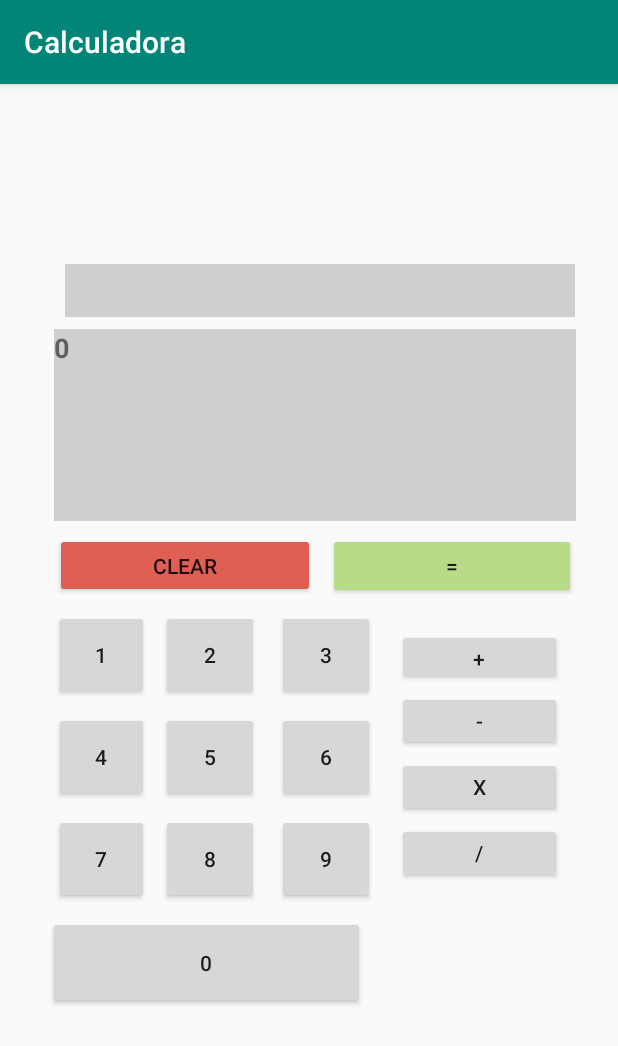
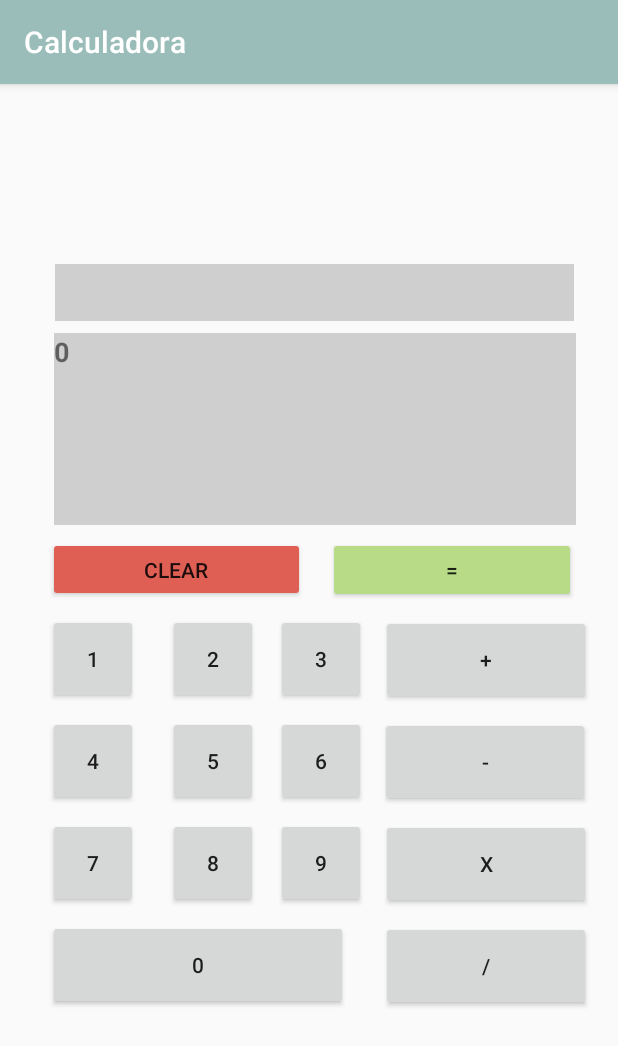
Before and after one commit to eduardoschneider/calculator-android, an Android app: the screen it shows after launch (MainActivity), on a phone screen of 412 x 824 dp. Shown: the top 1046 px of the screen. Run offline under Robolectric (Android 15) with nearby library versions, the phone set to English and light mode, and no system bars.

```diff
--- a/Calculadora/app/src/main/res/layout/activity_main.xml
+++ b/Calculadora/app/src/main/res/layout/activity_main.xml
@@ -8,87 +8,87 @@
 
     <Button
         android:id="@+id/button20"
-        android:layout_width="110dp"
-        android:layout_height="37dp"
+        android:layout_width="140dp"
+        android:layout_height="60dp"
         android:layout_marginStart="8dp"
-        android:layout_marginTop="20dp"
+        android:layout_marginTop="8dp"
         android:layout_marginEnd="8dp"
+        android:onClick="primeiroPasso"
         android:text="+"
-        android:onClick="primeiroPasso"
         app:layout_constraintEnd_toEndOf="parent"
-        app:layout_constraintHorizontal_bias="0.194"
+        app:layout_constraintHorizontal_bias="0.147"
         app:layout_constraintStart_toEndOf="@+id/button14"
         app:layout_constraintTop_toBottomOf="@+id/button21" />
 
     <Button
         android:id="@+id/button17"
-        android:layout_width="110dp"
-        android:layout_height="40dp"
+        android:layout_width="140dp"
+        android:layout_height="60dp"
         android:layout_marginStart="8dp"
-        android:layout_marginTop="4dp"
+        android:layout_marginTop="8dp"
         android:layout_marginEnd="8dp"
+        android:onClick="primeiroPasso"
         android:text="-"
-        android:onClick="primeiroPasso"
         app:layout_constraintEnd_toEndOf="parent"
-        app:layout_constraintHorizontal_bias="0.194"
+        app:layout_constraintHorizontal_bias="0.108"
         app:layout_constraintStart_toEndOf="@+id/button8"
         app:layout_constraintTop_toBottomOf="@+id/button20" />
 
     <Button
         android:id="@+id/button19"
-        android:layout_width="110dp"
-        android:layout_height="40dp"
+        android:layout_width="140dp"
+        android:layout_height="60dp"
         android:layout_marginStart="8dp"
-        android:layout_marginTop="4dp"
+        android:layout_marginTop="8dp"
         android:layout_marginEnd="8dp"
+        android:onClick="primeiroPasso"
         android:text="x"
-        android:onClick="primeiroPasso"
         app:layout_constraintEnd_toEndOf="parent"
-        app:layout_constraintHorizontal_bias="0.194"
+        app:layout_constraintHorizontal_bias="0.148"
         app:layout_constraintStart_toEndOf="@+id/button8"
         app:layout_constraintTop_toBottomOf="@+id/button17" />
 
     <Button
         android:id="@+id/button18"
-        android:layout_width="110dp"
-        android:layout_height="40dp"
+        android:layout_width="140dp"
+        android:layout_height="60dp"
         android:layout_marginStart="8dp"
-        android:layout_marginTop="4dp"
+        android:layout_marginTop="8dp"
         android:layout_marginEnd="8dp"
+        android:onClick="primeiroPasso"
         android:text="/"
-        android:onClick="primeiroPasso"
         app:layout_constraintEnd_toEndOf="parent"
-        app:layout_constraintHorizontal_bias="0.194"
+        app:layout_constraintHorizontal_bias="0.176"
         app:layout_constraintStart_toEndOf="@+id/button10"
         app:layout_constraintTop_toBottomOf="@+id/button19" />
 
     <Button
         android:id="@+id/button11"
-        android:layout_width="63dp"
+        android:layout_width="60dp"
         android:layout_height="60dp"
-        android:layout_marginStart="36dp"
+        android:layout_marginStart="32dp"
         android:layout_marginTop="8dp"
+        android:onClick="addToScreen"
         android:text="1"
-        android:onClick="addToScreen"
         app:layout_constraintStart_toStartOf="parent"
         app:layout_constraintTop_toBottomOf="@+id/button22" />
 
     <Button
         android:id="@+id/button10"
-        android:layout_width="65dp"
+        android:layout_width="60dp"
         android:layout_height="60dp"
         android:layout_marginStart="12dp"
         android:layout_marginTop="8dp"
+        android:onClick="addToScreen"
         android:text="9"
-        android:onClick="addToScreen"
         app:layout_constraintStart_toEndOf="@+id/button9"
         app:layout_constraintTop_toBottomOf="@+id/button8" />
 
     <Button
         android:id="@+id/button9"
-        android:layout_width="65dp"
+        android:layout_width="60dp"
         android:layout_height="60dp"
-        android:layout_marginStart="8dp"
+        android:layout_marginStart="20dp"
         android:layout_marginTop="8dp"
         android:onClick="addToScreen"
         android:text="8"
@@ -97,19 +97,19 @@
 
     <Button
         android:id="@+id/button8"
-        android:layout_width="65dp"
+        android:layout_width="60dp"
         android:layout_height="60dp"
         android:layout_marginStart="12dp"
         android:layout_marginTop="8dp"
+        android:onClick="addToScreen"
         android:text="6"
-        android:onClick="addToScreen"
         app:layout_constraintStart_toEndOf="@+id/button6"
         app:layout_constraintTop_toBottomOf="@+id/button14" />
 
     <Button
         android:id="@+id/button7"
-        android:layout_width="211dp"
-        android:layout_height="62dp"
+        android:layout_width="200dp"
+        android:layout_height="60dp"
         android:layout_marginStart="32dp"
         android:layout_marginTop="8dp"
         android:onClick="addToScreen"
@@ -119,9 +119,9 @@
 
     <Button
         android:id="@+id/button3"
-        android:layout_width="63dp"
+        android:layout_width="60dp"
         android:layout_height="60dp"
-        android:layout_marginStart="36dp"
+        android:layout_marginStart="32dp"
         android:layout_marginTop="8dp"
         android:onClick="addToScreen"
         android:text="7"
@@ -130,12 +130,12 @@
 
     <Button
         android:id="@+id/button6"
-        android:layout_width="65dp"
+        android:layout_width="60dp"
         android:layout_height="60dp"
-        android:layout_marginStart="8dp"
+        android:layout_marginStart="20dp"
         android:layout_marginTop="8dp"
+        android:onClick="addToScreen"
         android:text="5"
-        android:onClick="addToScreen"
         app:layout_constraintStart_toEndOf="@+id/button"
         app:layout_constraintTop_toBottomOf="@+id/button2" />
 
@@ -158,8 +158,8 @@
 
     <TextView
         android:id="@+id/txtValor2"
-        android:layout_width="340dp"
-        android:layout_height="35dp"
+        android:layout_width="346dp"
+        android:layout_height="38dp"
         android:layout_marginStart="8dp"
         android:layout_marginTop="120dp"
         android:layout_marginEnd="8dp"
@@ -168,40 +168,40 @@
         android:textSize="18sp"
         android:textStyle="bold"
         app:layout_constraintEnd_toEndOf="parent"
-        app:layout_constraintHorizontal_bias="0.636"
+        app:layout_constraintHorizontal_bias="0.571"
         app:layout_constraintStart_toStartOf="parent"
         app:layout_constraintTop_toTopOf="parent" />
 
     <Button
         android:id="@+id/button"
-        android:layout_width="63dp"
+        android:layout_width="60dp"
         android:layout_height="60dp"
-        android:layout_marginStart="36dp"
+        android:layout_marginStart="32dp"
         android:layout_marginTop="8dp"
+        android:onClick="addToScreen"
         android:text="4"
-        android:onClick="addToScreen"
         app:layout_constraintStart_toStartOf="parent"
         app:layout_constraintTop_toBottomOf="@+id/button11" />
 
     <Button
         android:id="@+id/button2"
-        android:layout_width="65dp"
+        android:layout_width="60dp"
         android:layout_height="60dp"
-        android:layout_marginStart="8dp"
+        android:layout_marginStart="20dp"
         android:layout_marginTop="8dp"
+        android:onClick="addToScreen"
         android:text="2"
-        android:onClick="addToScreen"
         app:layout_constraintStart_toEndOf="@+id/button11"
         app:layout_constraintTop_toBottomOf="@+id/button22" />
 
     <Button
         android:id="@+id/button14"
-        android:layout_width="65dp"
+        android:layout_width="60dp"
         android:layout_height="60dp"
         android:layout_marginStart="12dp"
         android:layout_marginTop="8dp"
+        android:onClick="addToScreen"
         android:text="3"
-        android:onClick="addToScreen"
         app:layout_constraintStart_toEndOf="@+id/button2"
         app:layout_constraintTop_toBottomOf="@+id/button22" />
 
@@ -212,22 +212,20 @@
         android:layout_marginTop="8dp"
         android:layout_marginEnd="28dp"
         android:backgroundTint="#B7DB87"
+        android:onClick="pressIgual"
         android:text="="
-        android:onClick="pressIgual"
         app:layout_constraintEnd_toEndOf="parent"
         app:layout_constraintTop_toBottomOf="@+id/txtValor" />
 
     <Button
         android:id="@+id/button22"
-        android:layout_width="173dp"
+        android:layout_width="171dp"
         android:layout_height="43dp"
-        android:layout_marginStart="36dp"
+        android:layout_marginStart="32dp"
         android:layout_marginTop="8dp"
-        android:layout_marginEnd="8dp"
         android:backgroundTint="#DF5F54"
+        android:onClick="clear"
         android:text="CLEAR"
-        android:onClick="clear"
-        app:layout_constraintEnd_toStartOf="@+id/button21"
         app:layout_constraintStart_toStartOf="parent"
         app:layout_constraintTop_toBottomOf="@+id/txtValor" />
 
--- a/Calculadora/app/src/main/res/values/colors.xml
+++ b/Calculadora/app/src/main/res/values/colors.xml
@@ -1,6 +1,6 @@
 <?xml version="1.0" encoding="utf-8"?>
 <resources>
-    <color name="colorPrimary">#008577</color>
+    <color name="colorPrimary">#9ABDB9</color>
     <color name="colorPrimaryDark">#00574B</color>
     <color name="colorAccent">#D81B60</color>
 </resources>
```
